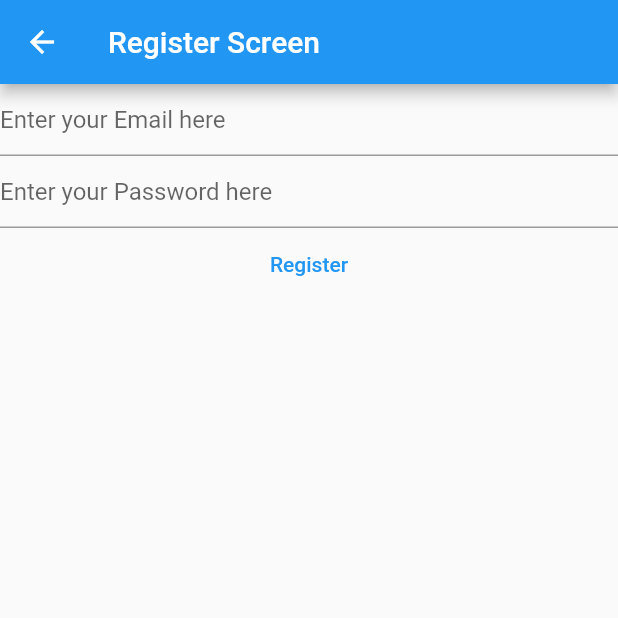
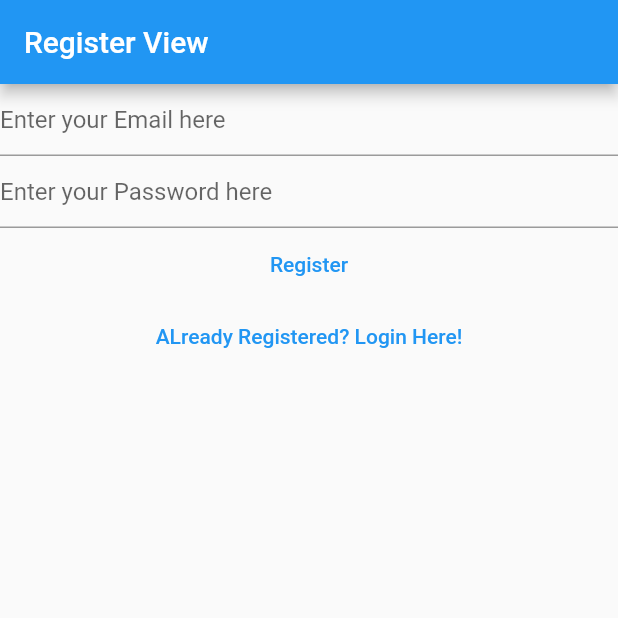
Before and after one commit to shallu-jain/MyNewNotes, a Flutter app: the RegisterView screen opened directly, on a phone screen of 412 x 824 dp, the top half of it. Run offline on Flutter 3.47's test engine with Material 2 defaults, Android fonts, the phone set to English and light mode, and no system bars; our stand-ins replace firebase_auth, firebase_core; accounts and stored records are empty.

Commit message:
fourth Commit

```diff
--- a/lib/views/register_view.dart
+++ b/lib/views/register_view.dart
@@ -35,15 +35,9 @@ class _RegisterViewState extends State<RegisterView> {
   Widget build(BuildContext context) {
     return Scaffold(
       appBar: AppBar(
-        title: Text('Register Screen'),
+        title: Text('Register View'),
       ),
-      body: FutureBuilder(
-          future: Firebase.initializeApp(
-              options: DefaultFirebaseOptions.currentPlatform),
-          builder: (context, snapshot) {
-            switch (snapshot.connectionState) {
-              case ConnectionState.done:
-                return Column(
+      body: Column(
         children: [
           TextField(
             controller: _email,
@@ -75,11 +69,9 @@ class _RegisterViewState extends State<RegisterView> {
               } on FirebaseAuthException catch (e) {
                 if (e.code == 'email-already-in-use') {
                   print('Email Already Used');
-                          }
-                          else if (e.code == 'weak-password') {
+                } else if (e.code == 'weak-password') {
                   print('WEAK PASSWORD');
-                          }
-                          else if (e.code == 'invalid-email') {
+                } else if (e.code == 'invalid-email') {
                   print('INVALID EMAIL');
                 }
               }
@@ -87,11 +79,12 @@ class _RegisterViewState extends State<RegisterView> {
             },
             child: Text('Register'),
           ),
+          TextButton(
+              onPressed: () {
+                Navigator.of(context).pushNamedAndRemoveUntil('/login/', (route) => false);
+              }, child: Text('ALready Registered? Login Here!'))
         ],
+      ),
     );
-              default:
-                return Text('loading');
   }
-          }),
-    );
-  }}
+}
```
Also changed, not shown: lib/main.dart (+20 -40 lines), lib/views/login_view.dart (+13 -19 lines), lib/views/verify_email.dart (+34 -0 lines). Lines whose indentation alone changed are shown as unchanged.
